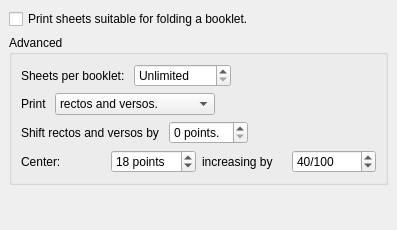
First picture: the form in src/qdjviewexportps3.ui, repository barak/djview4, before the edit.
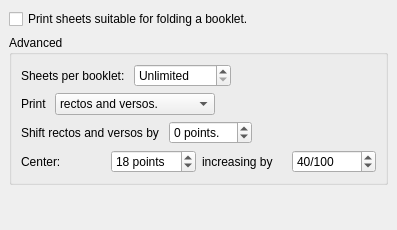
Second picture: the form after the edit.

Commit message: PSExporter save settings and refreshes property pages.

```diff
--- a/src/qdjviewexportps3.ui
+++ b/src/qdjviewexportps3.ui
@@ -159,6 +159,12 @@
           <property name="suffix" >
            <string> points.</string>
           </property>
+          <property name="maximum" >
+           <number>72</number>
+          </property>
+          <property name="minimum" >
+           <number>-72</number>
+          </property>
          </widget>
         </item>
         <item>
```
Left out of the diff: 5 changed lines with no effect on the pictures. The commit also changes 1 other file.
